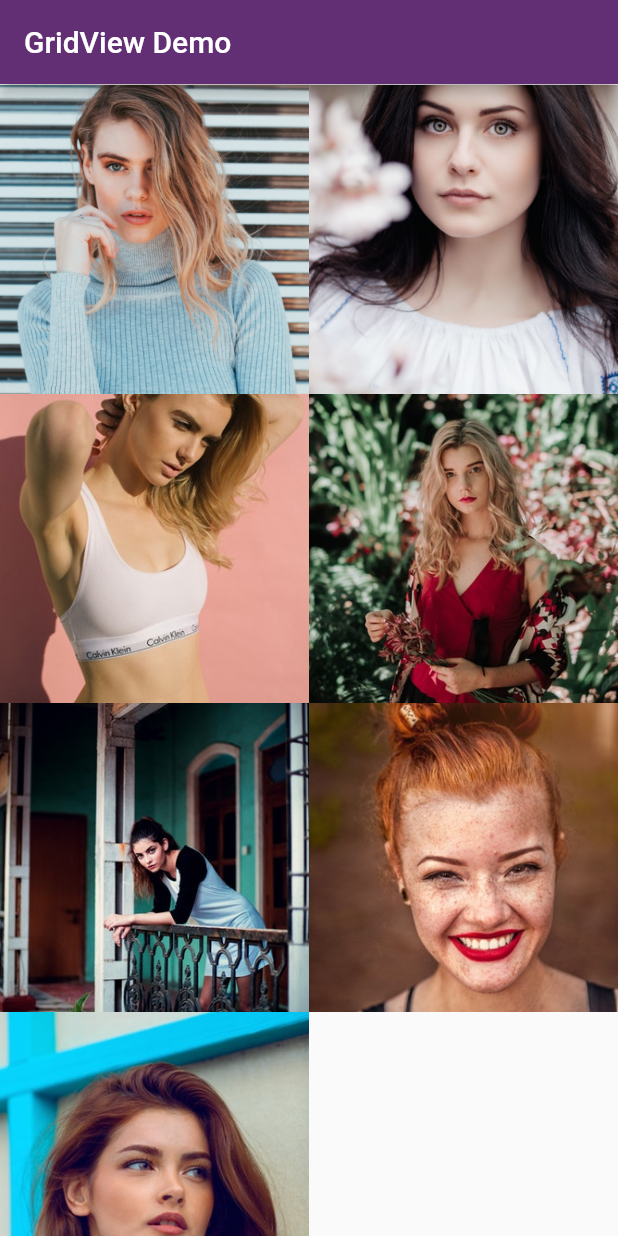
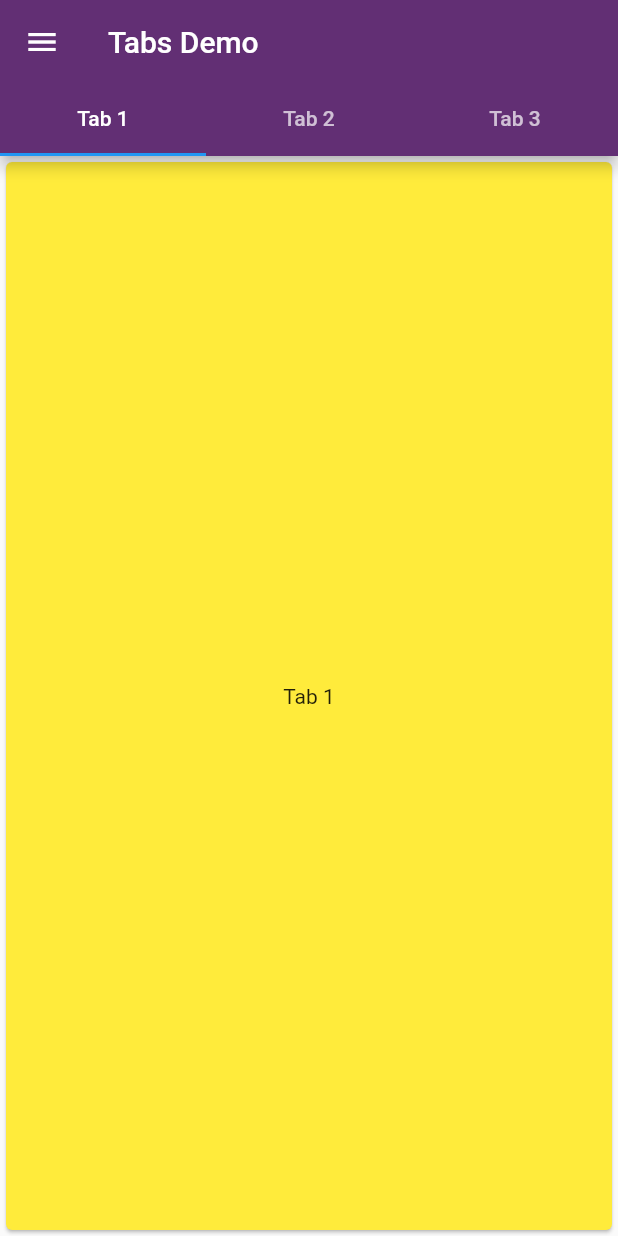
Before and after one commit to steven-ferrer/exploring_flutter, a Flutter app: the screen it shows after launch, on a phone screen of 412 x 824 dp. Run offline on Flutter 3.47's test engine with Material 2 defaults, Android fonts, the phone set to English and light mode, and no system bars; our stand-ins replace splashscreen.

Commit message:
added tabs demo

```diff
--- a/lib/main.dart
+++ b/lib/main.dart
@@ -10,13 +10,14 @@ import 'package:flutter/material.dart';
 // import './navigate_to_new_screen_demo.dart' show NavigateToNewScreenDemo;
 // import './navigation_drawer_demo.dart' show NavigationDrawerDemo;
 // import './custom_fonts_demo.dart' show CustomFontsDemo;
-import './gridview_demo.dart' show GridViewDemo;
+// import './gridview_demo.dart' show GridViewDemo;
+import './tabs_demo.dart' show TabsDemo;
 
 void main() => runApp(MyApp());
 
 class MyApp extends StatelessWidget {
   @override
   Widget build(BuildContext context) {
-    return GridViewDemo();
+    return TabsDemo();
   }
 }
--- a/lib/tabs_demo.dart
+++ b/lib/tabs_demo.dart
@@ -0,0 +1,44 @@
+import 'package:flutter/material.dart';
+
+class TabsDemo extends StatelessWidget {
+  @override
+  Widget build(BuildContext context) {
+    return MaterialApp(
+      theme: ThemeData(primaryColor: new Color(0xff622f74)),
+      home: MyTabs(),
+    );
+  }
+}
+
+class MyTabs extends StatelessWidget {
+  @override
+  Widget build(BuildContext context) {
+    return DefaultTabController(
+      length: 3,
+      child: Scaffold(
+        appBar: AppBar(
+          leading: IconButton(
+            icon: Icon(Icons.menu),
+            onPressed: () {},
+          ),
+          title: Text('Tabs Demo'),
+          // tab bar
+          bottom: TabBar(
+            tabs: <Widget>[
+              Tab(child: Text('Tab 1')),
+              Tab(child: Text('Tab 2')),
+              Tab(child: Text('Tab 3'))
+            ],
+          ),
+        ),
+        body: TabBarView(
+          children: <Widget>[
+            Card(color: Colors.yellow, child: Center(child: Text('Tab 1'))),
+            Card(color: Colors.orange, child: Center(child: Text('Tab 2'))),
+            Card(color: Colors.lightGreen, child: Center(child: Text('Tab 3'))),
+          ],
+        ),
+      ),
+    );
+  }
+}
```
Also changed, not shown: 1 other file.
